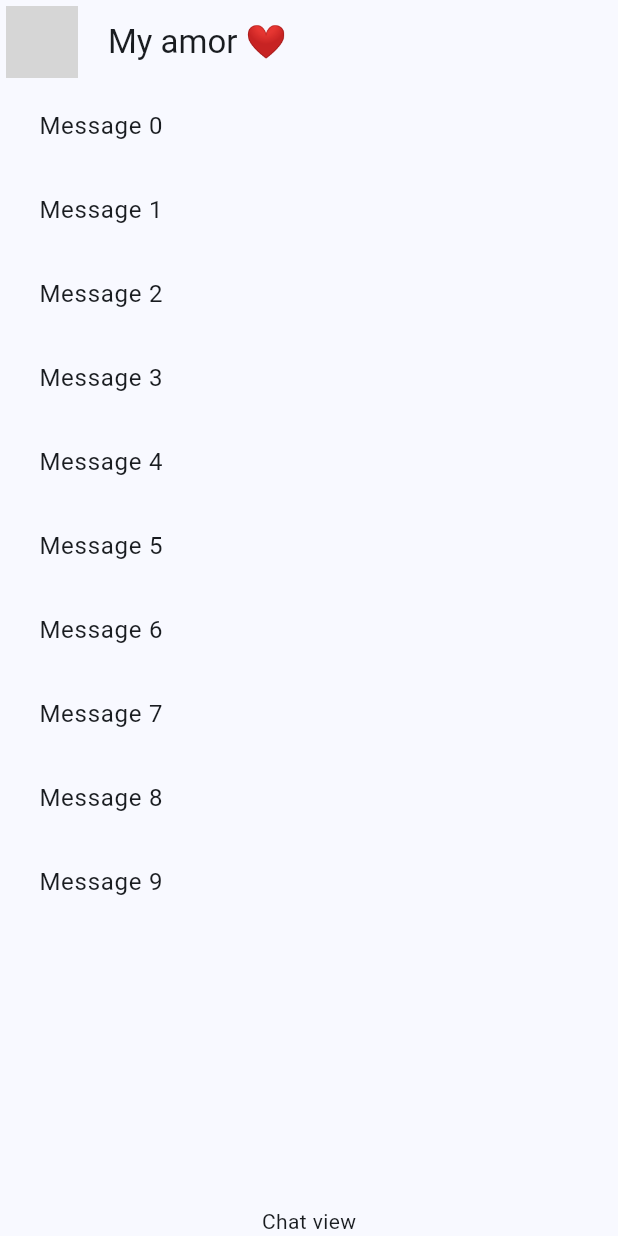
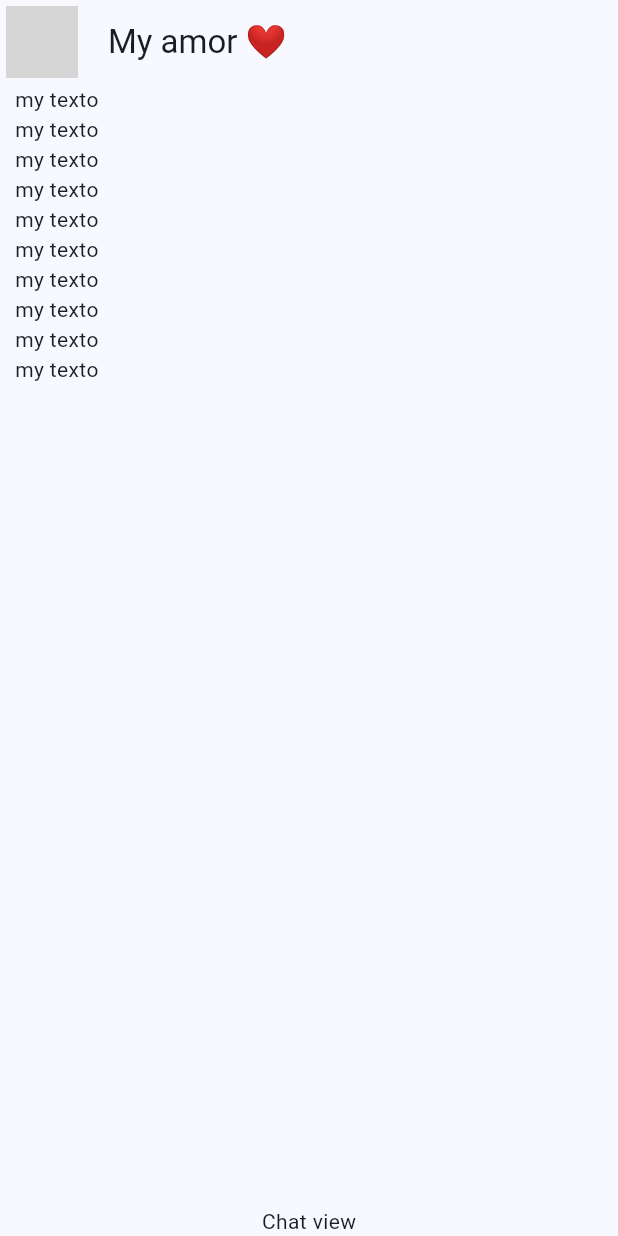
Before and after one commit to GustavoQuispeC/YesNoApp, a Flutter app: the screen it shows after launch, on a phone screen of 412 x 824 dp. Run offline on Flutter 3.47's test engine with Material 3 defaults, Android fonts, the phone set to English and light mode, and no system bars; network calls fail; grey boxes are pictures that could not be loaded.

Commit message:
implementando chat bubble

```diff
--- a/lib/main.dart
+++ b/lib/main.dart
@@ -1,5 +1,5 @@
 import 'package:flutter/material.dart';
-import 'package:yes_no_app/presentation/chat/chat_screen.dart';
+import 'package:yes_no_app/presentation/screens/chat/chat_screen.dart';
 import 'package:yes_no_app/presentation/config/theme/app_theme.dart';
 
 void main() => runApp(const MyApp());
--- a/lib/presentation/chat/chat_screen.dart
+++ b/lib/presentation/screens/chat/chat_screen.dart
@@ -1,5 +1,6 @@
 //Snipeet: importM
 import 'package:flutter/material.dart';
+import 'package:yes_no_app/presentation/widgets/chat/my_message_bubble.dart';
 
 //Snippet: Stlesw
 class ChatScreen extends StatelessWidget {
@@ -35,9 +36,7 @@ class _ChatView extends StatelessWidget {
               child: ListView.builder(
                 itemCount: 10,
                 itemBuilder: (context, index) {
-                  return ListTile(
-                    title: Text('Message $index'),
-                  );
+                  return const MyMessageBubble();
                 },
               ),
             ),
--- /dev/null
+++ b/lib/presentation/widgets/chat/my_message_bubble.dart
@@ -0,0 +1,10 @@
+import 'package:flutter/material.dart';
+
+class MyMessageBubble extends StatelessWidget {
+  const MyMessageBubble({super.key});
+
+  @override
+  Widget build(BuildContext context) {
+    return const Text('my texto');
+  }
+}
```
